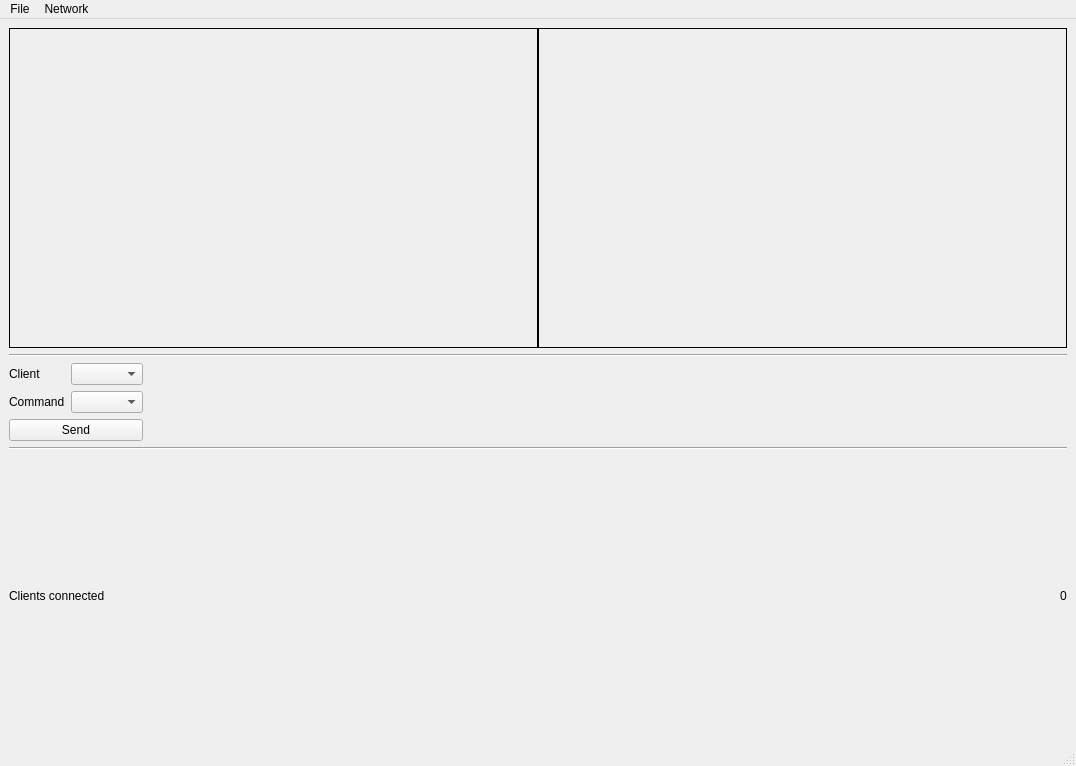
Qt form Server/ui/mainwindow.ui (MGritsenko/Server) before a commit.
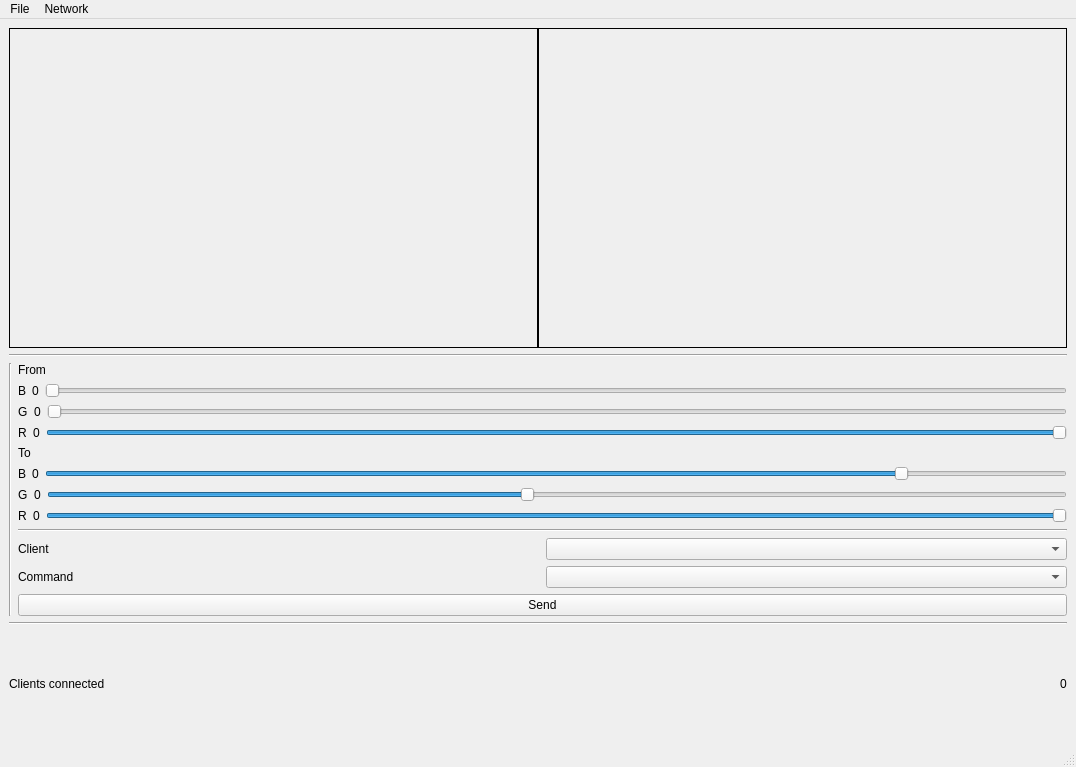
The same form after that commit.

Commit message: Can recognize colors from a screen

```diff
--- a/Server/ui/mainwindow.ui
+++ b/Server/ui/mainwindow.ui
@@ -7,14 +7,14 @@
     <x>0</x>
     <y>0</y>
     <width>1076</width>
-    <height>766</height>
+    <height>767</height>
    </rect>
   </property>
   <property name="windowTitle">
    <string>Diplom</string>
   </property>
   <widget class="QWidget" name="centralwidget">
-   <layout class="QVBoxLayout" name="verticalLayout">
+   <layout class="QVBoxLayout" name="verticalLayout_8">
     <item>
      <layout class="QHBoxLayout" name="horizontalLayout_2">
       <property name="spacing">
@@ -67,70 +67,346 @@
      </layout>
     </item>
     <item>
-     <widget class="Line" name="line">
+     <widget class="Line" name="line_2">
       <property name="orientation">
        <enum>Qt::Horizontal</enum>
       </property>
      </widget>
     </item>
     <item>
-     <layout class="QHBoxLayout" name="horizontalLayout_5">
+     <layout class="QHBoxLayout" name="horizontalLayout_17">
       <item>
-       <layout class="QVBoxLayout" name="verticalLayout_3">
+       <layout class="QVBoxLayout" name="verticalLayout_5">
         <item>
-         <layout class="QHBoxLayout" name="horizontalLayout_3">
+         <layout class="QHBoxLayout" name="clientsListLayout"/>
+        </item>
+       </layout>
+      </item>
+      <item>
+       <widget class="Line" name="line">
+        <property name="orientation">
+         <enum>Qt::Vertical</enum>
+        </property>
+       </widget>
+      </item>
+      <item>
+       <layout class="QVBoxLayout" name="verticalLayout_4">
+        <item>
+         <layout class="QVBoxLayout" name="verticalLayout">
           <item>
-           <widget class="QLabel" name="label_3">
-            <property name="text">
-             <string>Client</string>
-            </property>
-           </widget>
+           <layout class="QHBoxLayout" name="horizontalLayout_9">
+            <item>
+             <widget class="QLabel" name="label_8">
+              <property name="text">
+               <string>From</string>
+              </property>
+              <property name="wordWrap">
+               <bool>true</bool>
+              </property>
+             </widget>
+            </item>
+            <item>
+             <widget class="QWidget" name="fromColor" native="true"/>
+            </item>
+           </layout>
           </item>
           <item>
-           <widget class="QComboBox" name="clientsBox"/>
+           <layout class="QHBoxLayout" name="horizontalLayout_8">
+            <item>
+             <widget class="QLabel" name="label_5">
+              <property name="text">
+               <string>B</string>
+              </property>
+             </widget>
+            </item>
+            <item>
+             <widget class="QLabel" name="blueFromValLabel">
+              <property name="text">
+               <string>0</string>
+              </property>
+             </widget>
+            </item>
+            <item>
+             <widget class="QSlider" name="blueFromSlider">
+              <property name="maximum">
+               <number>255</number>
+              </property>
+              <property name="pageStep">
+               <number>1</number>
+              </property>
+              <property name="value">
+               <number>0</number>
+              </property>
+              <property name="orientation">
+               <enum>Qt::Horizontal</enum>
+              </property>
+              <property name="tickInterval">
+               <number>1</number>
+              </property>
+             </widget>
+            </item>
+           </layout>
           </item>
+          <item>
+           <layout class="QHBoxLayout" name="horizontalLayout_7">
+            <item>
+             <widget class="QLabel" name="label_6">
+              <property name="text">
+               <string>G</string>
+              </property>
+             </widget>
+            </item>
+            <item>
+             <widget class="QLabel" name="greenFromValLabel">
+              <property name="text">
+               <string>0</string>
+              </property>
+             </widget>
+            </item>
+            <item>
+             <widget class="QSlider" name="greenFromSlider">
+              <property name="maximum">
+               <number>255</number>
+              </property>
+              <property name="pageStep">
+               <number>1</number>
+              </property>
+              <property name="value">
+               <number>0</number>
+              </property>
+              <property name="orientation">
+               <enum>Qt::Horizontal</enum>
+              </property>
+              <property name="tickInterval">
+               <number>1</number>
+              </property>
+             </widget>
+            </item>
+           </layout>
+          </item>
+          <item>
+           <layout class="QHBoxLayout" name="horizontalLayout_6">
+            <item>
+             <widget class="QLabel" name="label_7">
+              <property name="text">
+               <string>R</string>
+              </property>
+             </widget>
+            </item>
+            <item>
+             <widget class="QLabel" name="redFromValLabel">
+              <property name="text">
+               <string>0</string>
+              </property>
+             </widget>
+            </item>
+            <item>
+             <widget class="QSlider" name="redFromSlider">
+              <property name="maximum">
+               <number>255</number>
+              </property>
+              <property name="pageStep">
+               <number>1</number>
+              </property>
+              <property name="value">
+               <number>255</number>
+              </property>
+              <property name="orientation">
+               <enum>Qt::Horizontal</enum>
+              </property>
+              <property name="tickInterval">
+               <number>1</number>
+              </property>
+             </widget>
+            </item>
+           </layout>
+          </item>
          </layout>
         </item>
         <item>
-         <layout class="QHBoxLayout" name="horizontalLayout_4">
+         <layout class="QVBoxLayout" name="verticalLayout_2">
           <item>
-           <widget class="QLabel" name="label_4">
-            <property name="text">
-             <string>Command</string>
-            </property>
-           </widget>
+           <layout class="QHBoxLayout" name="horizontalLayout_10">
+            <item>
+             <widget class="QLabel" name="label_9">
+              <property name="text">
+               <string>To</string>
+              </property>
+              <property name="wordWrap">
+               <bool>true</bool>
+              </property>
+             </widget>
+            </item>
+            <item>
+             <widget class="QWidget" name="toColor" native="true"/>
+            </item>
+           </layout>
           </item>
           <item>
-           <widget class="QComboBox" name="commandsBox"/>
+           <layout class="QHBoxLayout" name="horizontalLayout_11">
+            <item>
+             <widget class="QLabel" name="label_10">
+              <property name="text">
+               <string>B</string>
+              </property>
+             </widget>
+            </item>
+            <item>
+             <widget class="QLabel" name="blueToValLabel">
+              <property name="text">
+               <string>0</string>
+              </property>
+             </widget>
+            </item>
+            <item>
+             <widget class="QSlider" name="blueToSlider">
+              <property name="maximum">
+               <number>255</number>
+              </property>
+              <property name="pageStep">
+               <number>1</number>
+              </property>
+              <property name="value">
+               <number>215</number>
+              </property>
+              <property name="orientation">
+               <enum>Qt::Horizontal</enum>
+              </property>
+              <property name="tickInterval">
+               <number>1</number>
+              </property>
+             </widget>
+            </item>
+           </layout>
           </item>
+          <item>
+           <layout class="QHBoxLayout" name="horizontalLayout_12">
+            <item>
+             <widget class="QLabel" name="label_11">
+              <property name="text">
+               <string>G</string>
+              </property>
+             </widget>
+            </item>
+            <item>
+             <widget class="QLabel" name="greenToValLabel">
+              <property name="text">
+               <string>0</string>
+              </property>
+             </widget>
+            </item>
+            <item>
+             <widget class="QSlider" name="greenToSlider">
+              <property name="maximum">
+               <number>255</number>
+              </property>
+              <property name="pageStep">
+               <number>1</number>
+              </property>
+              <property name="value">
+               <number>120</number>
+              </property>
+              <property name="orientation">
+               <enum>Qt::Horizontal</enum>
+              </property>
+              <property name="tickInterval">
+               <number>1</number>
+              </property>
+             </widget>
+            </item>
+           </layout>
+          </item>
+          <item>
+           <layout class="QHBoxLayout" name="horizontalLayout_13">
+            <item>
+             <widget class="QLabel" name="label_12">
+              <property name="text">
+               <string>R</string>
+              </property>
+             </widget>
+            </item>
+            <item>
+             <widget class="QLabel" name="redToValLabel">
+              <property name="text">
+               <string>0</string>
+              </property>
+             </widget>
+            </item>
+            <item>
+             <widget class="QSlider" name="redToSlider">
+              <property name="maximum">
+               <number>255</number>
+              </property>
+              <property name="pageStep">
+               <number>1</number>
+              </property>
+              <property name="value">
+               <number>255</number>
+              </property>
+              <property name="orientation">
+               <enum>Qt::Horizontal</enum>
+              </property>
+              <property name="tickInterval">
+               <number>1</number>
+              </property>
+             </widget>
+            </item>
+           </layout>
+          </item>
          </layout>
         </item>
         <item>
-         <widget class="QPushButton" name="sendButton">
-          <property name="text">
-           <string>Send</string>
+         <widget class="Line" name="line_4">
+          <property name="orientation">
+           <enum>Qt::Horizontal</enum>
           </property>
          </widget>
         </item>
+        <item>
+         <layout class="QVBoxLayout" name="verticalLayout_3">
+          <item>
+           <layout class="QHBoxLayout" name="horizontalLayout_3">
+            <item>
+             <widget class="QLabel" name="label_3">
+              <property name="text">
+               <string>Client</string>
+              </property>
+             </widget>
+            </item>
+            <item>
+             <widget class="QComboBox" name="clientsBox"/>
+            </item>
+           </layout>
+          </item>
+          <item>
+           <layout class="QHBoxLayout" name="horizontalLayout_4">
+            <item>
+             <widget class="QLabel" name="label_4">
+              <property name="text">
+               <string>Command</string>
+              </property>
+             </widget>
+            </item>
+            <item>
+             <widget class="QComboBox" name="commandsBox"/>
+            </item>
+           </layout>
+          </item>
+          <item>
+           <widget class="QPushButton" name="sendButton">
+            <property name="text">
+             <string>Send</string>
+            </property>
+           </widget>
+          </item>
+         </layout>
+        </item>
        </layout>
       </item>
-      <item>
-       <spacer name="horizontalSpacer_2">
-        <property name="orientation">
-         <enum>Qt::Horizontal</enum>
-        </property>
-        <property name="sizeHint" stdset="0">
-         <size>
-          <width>40</width>
-          <height>20</height>
-         </size>
-        </property>
-       </spacer>
-      </item>
      </layout>
     </item>
     <item>
-     <widget class="Line" name="line_2">
+     <widget class="Line" name="line_3">
       <property name="orientation">
        <enum>Qt::Horizontal</enum>
       </property>
@@ -172,6 +448,7 @@
     </item>
    </layout>
   </widget>
+  <widget class="QStatusBar" name="statusbar"/>
   <widget class="QMenuBar" name="menubar">
    <property name="geometry">
     <rect>
@@ -198,7 +475,6 @@
    <addaction name="menuFile"/>
    <addaction name="menuNetwork"/>
   </widget>
-  <widget class="QStatusBar" name="statusbar"/>
   <action name="actionStartServer">
    <property name="text">
     <string>Start server</string>
```
Left out of the diff: 3 changed lines with no effect on the pictures. The commit also changes 5 other files.
